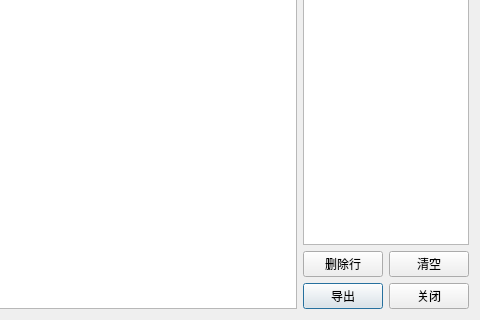
Above: ui2.ui from sakarie9/Table_OCR before the change; both pictures show x 430 to 910 and y 479 to 799 of the 910 by 799 pixel window. Below: the same form after it.
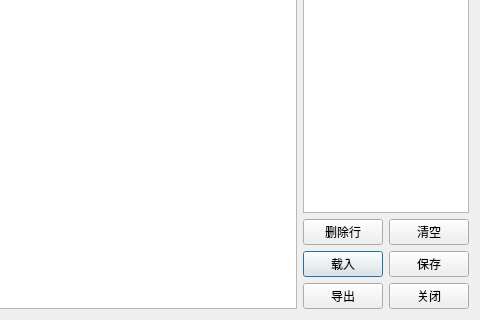
That is the form after the change.

Commit message: add tags save/load feature

What changed in the file:
```diff
--- a/ui2.ui
+++ b/ui2.ui
@@ -18,7 +18,7 @@
     <widget class="QTableWidget" name="tableWidget"/>
    </item>
    <item>
-    <layout class="QVBoxLayout" name="verticalLayout" stretch="10,1,1">
+    <layout class="QVBoxLayout" name="verticalLayout" stretch="10,1,1,1">
      <item>
       <widget class="QTableWidget" name="tableWidget_tags"/>
      </item>
@@ -52,6 +52,24 @@
        </item>
       </layout>
      </item>
+     <item>
+      <layout class="QHBoxLayout" name="horizontalLayout_3">
+       <item>
+        <widget class="QPushButton" name="loadButton">
+         <property name="text">
+          <string>载入</string>
+         </property>
+        </widget>
+       </item>
+       <item>
+        <widget class="QPushButton" name="saveButton">
+         <property name="text">
+          <string>保存</string>
+         </property>
+        </widget>
+       </item>
+      </layout>
+     </item>
      <item>
       <layout class="QHBoxLayout" name="horizontalLayout_2">
        <item>
```
Left out of the diff: 42 changed lines with no effect on the pictures. The commit also changes 2 other files.
